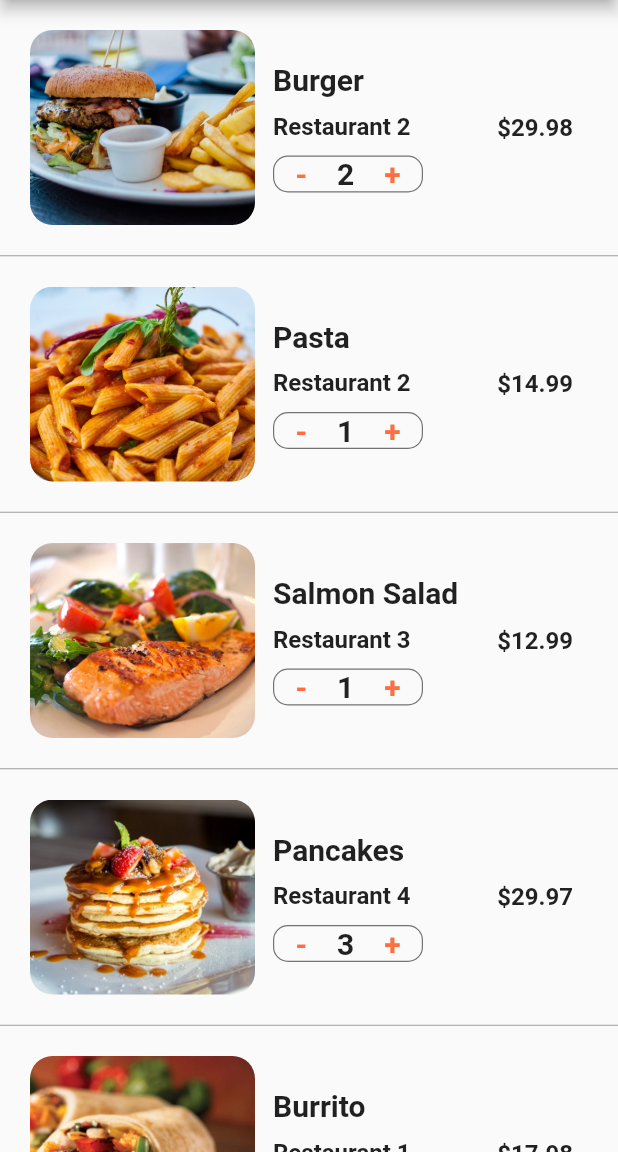
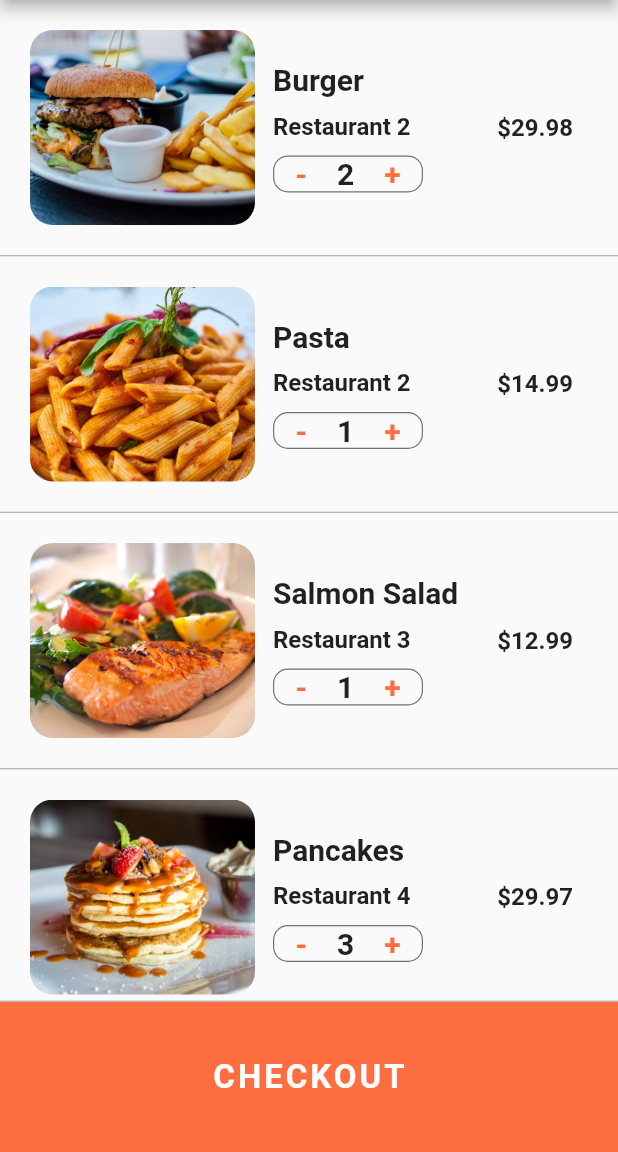
Before and after one commit to eRuaro/delivery_app, a Flutter app: the CartScreen screen opened directly, on a phone screen of 412 x 824 dp, the part 84-1236 px from its top. Run offline on Flutter 3.47's test engine with Material 2 defaults, Android fonts, the phone set to English and light mode, and no system bars.

```diff
--- a/lib/screens/cart_screen.dart
+++ b/lib/screens/cart_screen.dart
@@ -135,6 +135,9 @@ class _CartScreenState extends State<CartScreen> {
 
   @override
   Widget build(BuildContext context) {
+    double totalPrice = 0;
+    currentUser.cart.forEach(
+        (Order order) => totalPrice += order.quantity * order.food.price);
     return Scaffold(
       appBar: AppBar(
         title: Text(
@@ -144,8 +147,63 @@ class _CartScreenState extends State<CartScreen> {
       body: ListView.separated(
         physics: BouncingScrollPhysics(),
         itemBuilder: (BuildContext context, int index) {
-          Order order = currentUser.cart[index];
-          return _buildCartItem(order);
+          if (index < currentUser.cart.length) {
+            Order order = currentUser.cart[index];
+            return _buildCartItem(order);
+          }
+
+          return Padding(
+            padding: const EdgeInsets.all(20),
+            child: Column(
+              children: [
+                Row(
+                  mainAxisAlignment: MainAxisAlignment.spaceBetween,
+                  children: [
+                    Text(
+                      'Estimated Delivery Time',
+                      style: TextStyle(
+                        fontSize: 20,
+                        fontWeight: FontWeight.w600,
+                      ),
+                    ),
+                    Text(
+                      '25 min',
+                      style: TextStyle(
+                        fontSize: 20,
+                        fontWeight: FontWeight.w600,
+                      ),
+                    ),
+                  ],
+                ),
+                SizedBox(
+                  height: 10,
+                ),
+                Row(
+                  mainAxisAlignment: MainAxisAlignment.spaceBetween,
+                  children: [
+                    Text(
+                      'Total Cost',
+                      style: TextStyle(
+                        fontSize: 20,
+                        fontWeight: FontWeight.w600,
+                      ),
+                    ),
+                    Text(
+                      '\$${totalPrice.toStringAsFixed(2)}',
+                      style: TextStyle(
+                        color: Colors.green[700],
+                        fontSize: 20,
+                        fontWeight: FontWeight.w600,
+                      ),
+                    ),
+                  ],
+                ),
+                SizedBox(
+                  height: 80,
+                ),
+              ],
+            ),
+          );
         },
         separatorBuilder: (BuildContext context, int index) {
           return Divider(
@@ -153,7 +211,32 @@ class _CartScreenState extends State<CartScreen> {
             color: Colors.grey,
           );
         },
-        itemCount: currentUser.cart.length,
+        itemCount: currentUser.cart.length + 1,
+      ),
+      bottomSheet: Container(
+        child: MaterialButton(
+          onPressed: () {},
+          child: Text(
+            'CHECKOUT',
+            style: TextStyle(
+              color: Colors.white,
+              fontSize: 22.0,
+              fontWeight: FontWeight.bold,
+              letterSpacing: 2.0,
+            ),
+          ),
+        ),
+        height: 100,
+        width: MediaQuery.of(context).size.width,
+        decoration: BoxDecoration(
+          color: Theme.of(context).primaryColor,
+          boxShadow: [
+            BoxShadow(
+              color: Colors.black26,
+              offset: Offset(0, -1),
+            )
+          ],
+        ),
       ),
     );
   }
```
